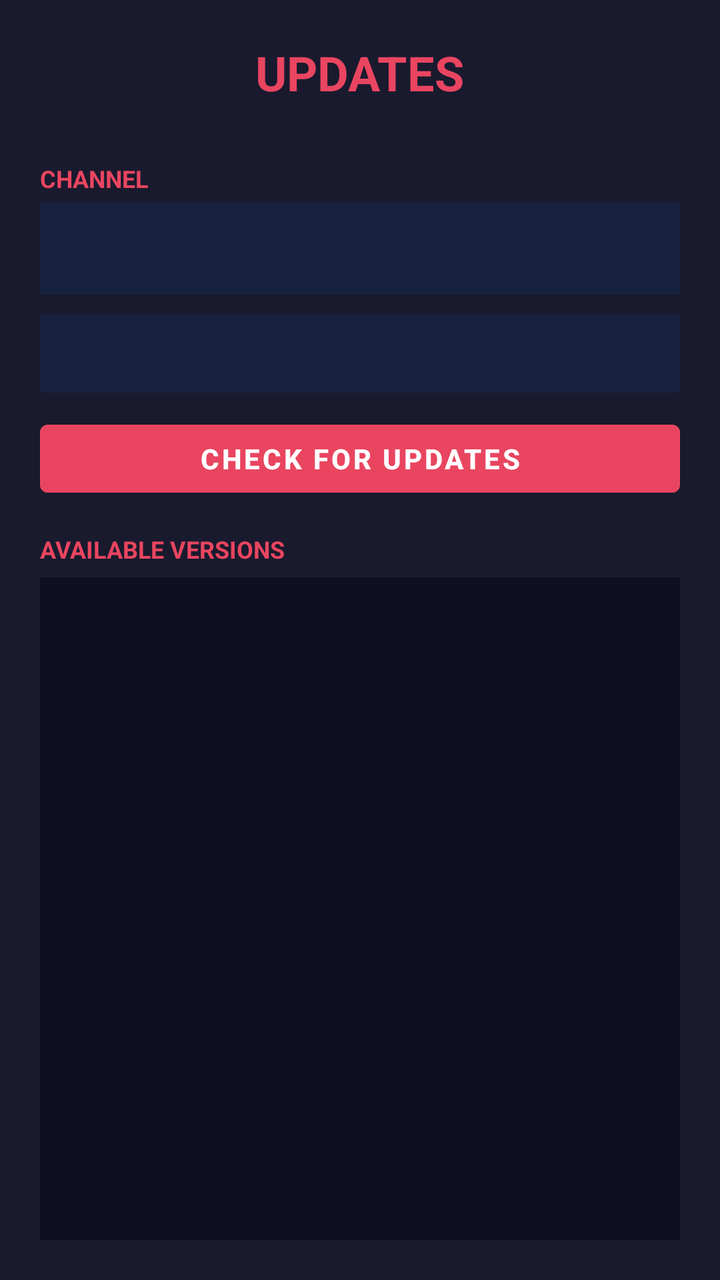
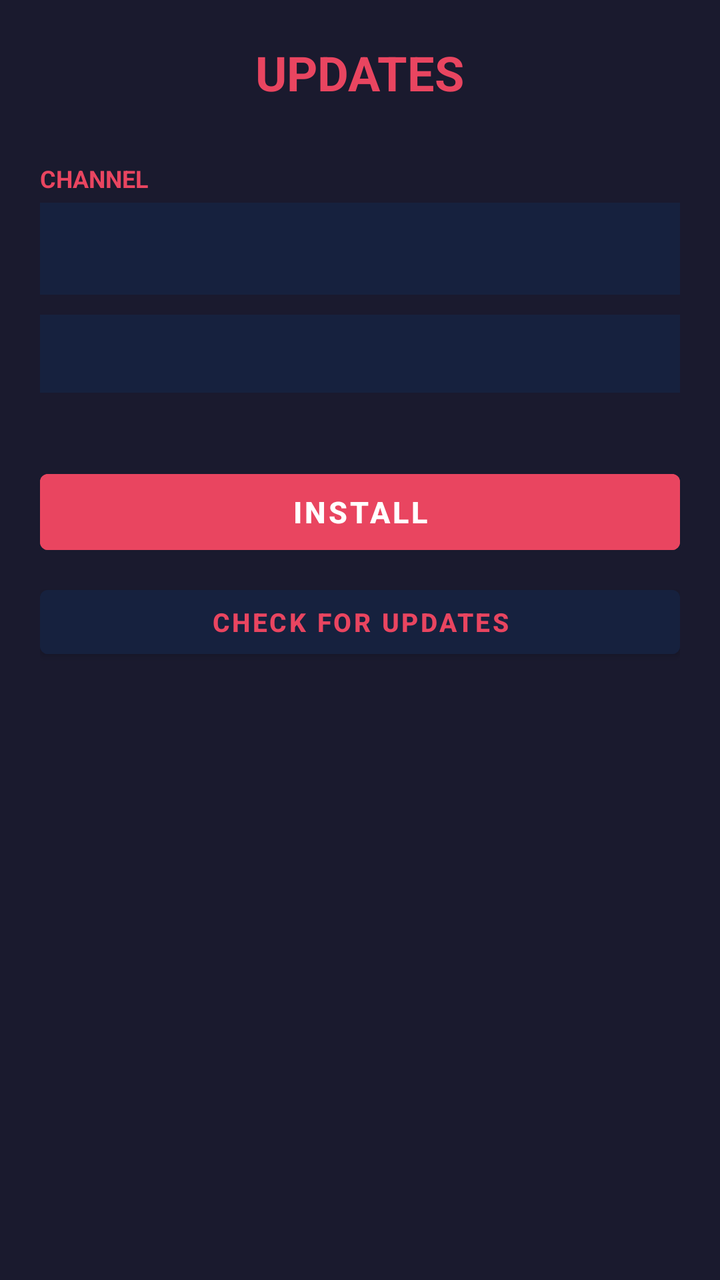

Screens rendered from an Android XML layout before and after an edit, with the pre-edit source and the edit as a unified diff.
<!-- AndroidManifest.xml: application theme Theme.AndroidProxyApp -->
<!-- res/layout/activity_updates.xml -->
<?xml version="1.0" encoding="utf-8"?>
<LinearLayout xmlns:android="http://schemas.android.com/apk/res/android"
    android:layout_width="match_parent"
    android:layout_height="match_parent"
    android:orientation="vertical"
    android:background="#1a1a2e"
    android:padding="20dp"
    android:fitsSystemWindows="true">

    <TextView
        android:layout_width="wrap_content"
        android:layout_height="wrap_content"
        android:text="UPDATES"
        android:textColor="#e94560"
        android:textSize="24sp"
        android:textStyle="bold"
        android:layout_gravity="center_horizontal" />

    <TextView
        android:id="@+id/tvInstalled"
        android:layout_width="wrap_content"
        android:layout_height="wrap_content"
        android:text=""
        android:textColor="#888888"
        android:textSize="11sp"
        android:fontFamily="monospace"
        android:layout_gravity="center_horizontal"
        android:layout_marginBottom="14dp" />

    <TextView
        android:layout_width="wrap_content"
        android:layout_height="wrap_content"
        android:text="CHANNEL"
        android:textColor="#e94560"
        android:textSize="12sp"
        android:textStyle="bold"
        android:layout_marginBottom="4dp" />

    
    <Spinner
        android:id="@+id/spChannel"
        android:layout_width="match_parent"
        android:layout_height="46dp"
        android:background="#16213e"
        android:layout_marginBottom="10dp" />

    <TextView
        android:id="@+id/tvStatus"
        android:layout_width="match_parent"
        android:layout_height="wrap_content"
        android:text=""
        android:textColor="#88ffaa"
        android:textSize="14sp"
        android:textStyle="bold"
        android:padding="10dp"
        android:background="#16213e"
        android:layout_marginBottom="10dp" />

    <Button
        android:id="@+id/btnCheck"
        android:layout_width="match_parent"
        android:layout_height="46dp"
        android:text="CHECK FOR UPDATES"
        android:textSize="14sp"
        android:textStyle="bold"
        android:backgroundTint="#e94560"
        android:layout_marginBottom="14dp" />

    <TextView
        android:layout_width="wrap_content"
        android:layout_height="wrap_content"
        android:text="AVAILABLE VERSIONS"
        android:textColor="#e94560"
        android:textSize="12sp"
        android:textStyle="bold"
        android:layout_marginBottom="6dp" />

    <ScrollView
        android:layout_width="match_parent"
        android:layout_height="0dp"
        android:layout_weight="1"
        android:background="#0f0f23"
        android:padding="6dp">

        <LinearLayout
            android:id="@+id/llVersions"
            android:layout_width="match_parent"
            android:layout_height="wrap_content"
            android:orientation="vertical" />
    </ScrollView>

</LinearLayout>
<!-- resources referenced by this layout -->
<resources>
  <style name="Theme.AndroidProxyApp" parent="Theme.MaterialComponents.DayNight.NoActionBar">
          <item name="colorPrimary">#e94560</item>
          <item name="colorPrimaryVariant">#c81d4e</item>
          <item name="colorOnPrimary">#ffffff</item>
          <item name="colorSecondary">#0f3460</item>
          <item name="colorSecondaryVariant">#16213e</item>
          <item name="colorOnSecondary">#ffffff</item>
          <item name="android:statusBarColor">#0f0f23</item>
          <item name="android:navigationBarColor">#0f0f23</item>
      </style>
</resources>

<!-- the commit's change to res/layout/activity_updates.xml (unified diff, before → after) -->
@@ -36,7 +36,6 @@
         android:textStyle="bold"
         android:layout_marginBottom="4dp" />
 
-    
     <Spinner
         android:id="@+id/spChannel"
         android:layout_width="match_parent"
@@ -54,36 +53,63 @@
         android:textStyle="bold"
         android:padding="10dp"
         android:background="#16213e"
-        android:layout_marginBottom="10dp" />
+        android:layout_marginBottom="6dp" />
+
+    <TextView
+        android:id="@+id/tvLastCheck"
+        android:layout_width="match_parent"
+        android:layout_height="wrap_content"
+        android:text=""
+        android:textColor="#888888"
+        android:textSize="11sp"
+        android:layout_marginBottom="14dp" />
+
+    
+    <Button
+        android:id="@+id/btnInstall"
+        android:layout_width="match_parent"
+        android:layout_height="50dp"
+        android:text="INSTALL"
+        android:textSize="15sp"
+        android:textStyle="bold"
+        android:backgroundTint="#e94560"
+        android:layout_marginBottom="8dp" />
 
     <Button
         android:id="@+id/btnCheck"
         android:layout_width="match_parent"
-        android:layout_height="46dp"
+        android:layout_height="44dp"
         android:text="CHECK FOR UPDATES"
-        android:textSize="14sp"
+        android:textSize="13sp"
         android:textStyle="bold"
-        android:backgroundTint="#e94560"
-        android:layout_marginBottom="14dp" />
+        android:textColor="#e94560"
+        android:backgroundTint="#16213e"
+        android:layout_marginBottom="8dp" />
 
-    <TextView
-        android:layout_width="wrap_content"
-        android:layout_height="wrap_content"
-        android:text="AVAILABLE VERSIONS"
-        android:textColor="#e94560"
-        android:textSize="12sp"
+    
+    <Button
+        android:id="@+id/btnDowngrade"
+        android:layout_width="match_parent"
+        android:layout_height="44dp"
+        android:text="DOWNGRADE ▼"
+        android:textSize="13sp"
         android:textStyle="bold"
-        android:layout_marginBottom="6dp" />
+        android:textColor="#FFCC66"
+        android:backgroundTint="#16213e"
+        android:layout_marginBottom="8dp"
+        android:visibility="gone" />
 
     <ScrollView
+        android:id="@+id/svDowngrade"
         android:layout_width="match_parent"
         android:layout_height="0dp"
         android:layout_weight="1"
         android:background="#0f0f23"
-        android:padding="6dp">
+        android:padding="6dp"
+        android:visibility="gone">
 
         <LinearLayout
-            android:id="@+id/llVersions"
+            android:id="@+id/llDowngrade"
             android:layout_width="match_parent"
             android:layout_height="wrap_content"
             android:orientation="vertical" />
